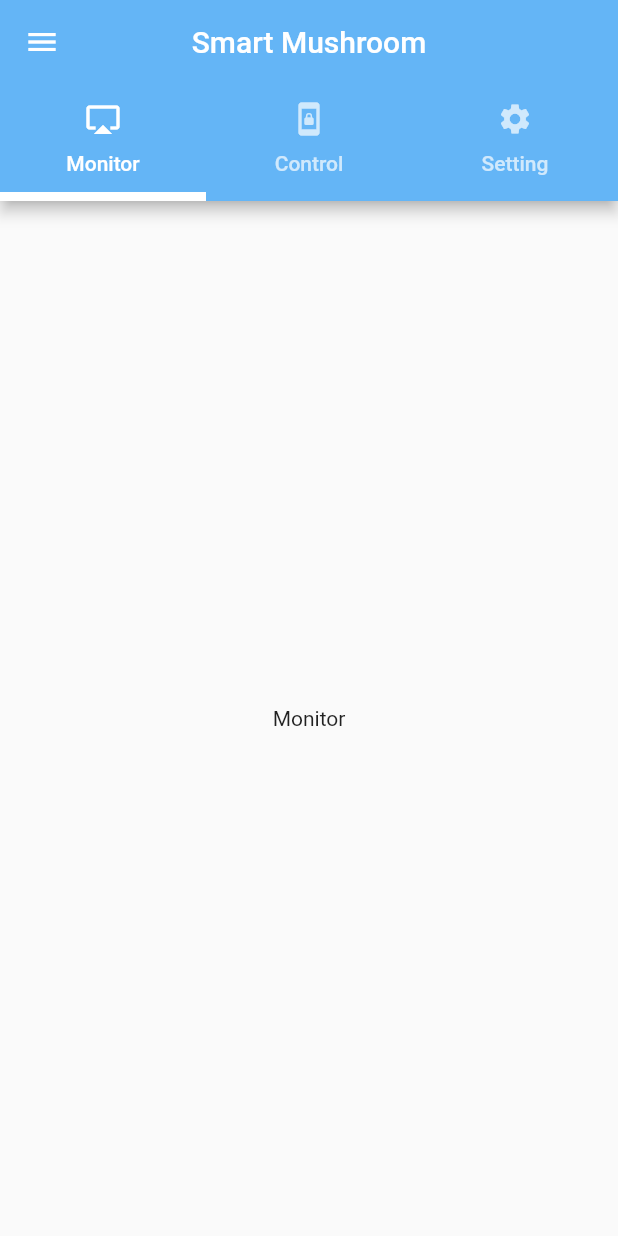
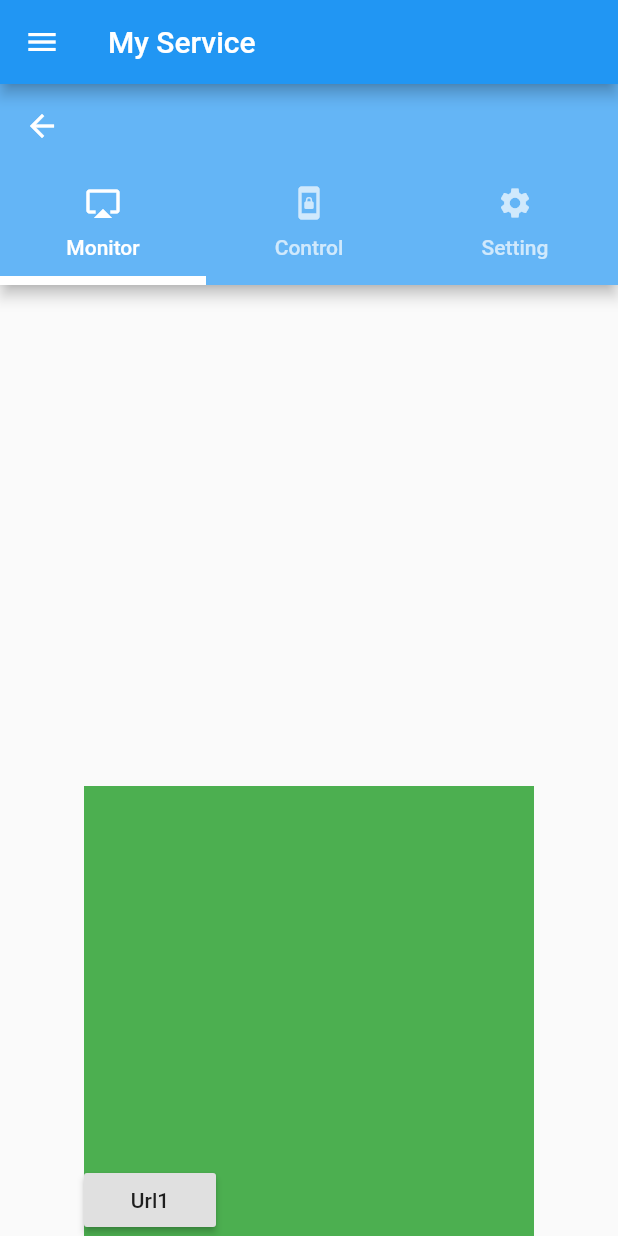
Before and after one commit to manyou66/mushroomiot, a Flutter app: the MyService screen opened directly, on a phone screen of 412 x 824 dp. Run offline on Flutter 3.47's test engine with Material 2 defaults, Android fonts, the light colour scheme and no system bars; our stand-ins replace firebase_auth, firebase_database; missing offline and left inert: dart:ffi, flutter_webview_plugin; accounts and stored records are empty.

Commit message:
Logout Success

```diff
--- a/lib/screens/my_service.dart
+++ b/lib/screens/my_service.dart
@@ -1,7 +1,14 @@
+import 'package:firebase_auth/firebase_auth.dart';
+import 'package:firebase_database/firebase_database.dart';
 import 'package:flutter/material.dart';
+import 'package:wanmushroom/screens/home.dart';
 import 'package:wanmushroom/utility/my_style.dart';
+import 'package:wanmushroom/widget/add_display_name.dart';
 import 'package:wanmushroom/widget/control.dart';
+import 'package:wanmushroom/widget/home_service.dart';
 import 'package:wanmushroom/widget/monitor.dart';
+import 'package:wanmushroom/widget/page2.dart';
+import 'package:wanmushroom/widget/page3.dart';
 import 'package:wanmushroom/widget/setting.dart';
 
 class MyService extends StatefulWidget {
@@ -13,6 +20,7 @@ class _MyServiceState extends State<MyService> {
   //Field
   final scaffoldKey = GlobalKey<ScaffoldState>();
   String login = '...';
+  Widget currentWidget = HomeService();
 
   //Method
   //ขีดสามขีดข้างจอ
@@ -83,6 +91,11 @@ class _MyServiceState extends State<MyService> {
       child: ListView(
         children: <Widget>[
           showHead(),
+          menuHome(),
+          menuAddDisplayName(),
+          menuPage2(),
+          menuPage3(),
+          menuSignOut(),
         ],
       ),
     );
@@ -92,8 +105,7 @@ class _MyServiceState extends State<MyService> {
     return DrawerHeader(
       decoration: BoxDecoration(
         image: DecorationImage(
-          image: AssetImage('images/wall.jpg'),fit: BoxFit.cover
-        ),
+            image: AssetImage('images/logo2.jpg'), fit: BoxFit.cover),
       ),
       child: Column(
         children: <Widget>[showLogo(), showAppName(), showLogin()],
@@ -109,18 +121,119 @@ class _MyServiceState extends State<MyService> {
   }
 
   Widget showAppName() {
-    return Text('Smart Mushroom');
+    return Text(
+      'Smart Mushroom',
+      style: Mystyle().red18,
+    );
   }
 
   Widget showLogin() {
-    return Text('User: $login');
+    return Text(
+      'User: $login,',
+      style: Mystyle().red18,
+    );
+  }
+
+  Widget menuAddDisplayName() {
+    return ListTile(
+      leading: Icon(
+        Icons.filter_1,
+      ),
+      title: Text('Add Display Name'),
+      subtitle: Text('Add of Change Display Name'),
+      onTap: () {
+        Navigator.of(context).pop();
+        setState(() {
+          currentWidget = AddDisplayName();
+        });
+      },
+    );
+  }
+
+  Widget menuPage2() {
+    return ListTile(
+      leading: Icon(
+        Icons.filter_2,
+      ),
+      title: Text('Page2'),
+      subtitle: Text('Description Page 2'),
+      onTap: () {
+        Navigator.of(context).pop();
+        setState(() {
+          currentWidget = Page2();
+        });
+      },
+    );
+  }
+
+  Widget menuPage3() {
+    return ListTile(
+      leading: Icon(
+        Icons.filter_3,
+      ),
+      title: Text('Page3'),
+      subtitle: Text('Description Page 3'),
+      onTap: () {
+        Navigator.of(context).pop();
+        setState(() {
+          currentWidget = Page3();
+        });
+      },
+    );
+  }
+
+  Widget menuSignOut() {
+    return ListTile(
+      leading: Icon(
+        Icons.exit_to_app,
+      ),
+      title: Text('Logout'),
+      subtitle: Text('Logout'),
+      onTap: () {
+        Navigator.of(context).pop();
+        processLogOut();
+      },
+    );
+  }
+
+  Future<void> processLogOut() async {
+    FirebaseAuth firebaseAuth = FirebaseAuth.instance;
+    await firebaseAuth.signOut().then((response) {
+      MaterialPageRoute materialPageRoute =
+          MaterialPageRoute(builder: (BuildContext context) {
+        return Home();
+      });
+      Navigator.of(context).pushAndRemoveUntil(materialPageRoute,
+          (Route<dynamic> route) {
+        return false;
+      });
+    });
+  }
+
+  Widget menuHome() {
+    return ListTile(
+      leading: Icon(
+        Icons.home,
+      ),
+      title: Text('Home'),
+      subtitle: Text('Description home'),
+      onTap: () {
+        Navigator.of(context).pop();
+        setState(() {
+          currentWidget = HomeService();
+        });
+      },
+    );
   }
 
   @override
   Widget build(BuildContext context) {
     return Scaffold(
+      appBar: AppBar(
+        title: Text('My Service'),
+      ),
       key: scaffoldKey,
-      body: showTabController(),
+      body: currentWidget,
       drawer: showDrawer(), //แฝงด้านข้างขวา
     );
   }
--- /dev/null
+++ b/lib/widget/home_service.dart
@@ -0,0 +1,67 @@
+import 'package:flutter/material.dart';
+import 'package:wanmushroom/utility/my_style.dart';
+import 'package:wanmushroom/widget/setting.dart';
+
+import 'control.dart';
+import 'monitor.dart';
+
+class HomeService extends StatefulWidget {
+  @override
+  _HomeServiceState createState() => _HomeServiceState();
+}
+
+class _HomeServiceState extends State<HomeService> {
+  // Field
+
+  //Method
+  Widget tabsMonitor() {
+    return Tab(
+      icon: Icon(Icons.airplay),
+      text: 'Monitor',
+    );
+  }
+
+  Widget tabsControl() {
+    return Tab(
+      icon: Icon(Icons.screen_lock_portrait),
+      text: 'Control',
+    );
+  }
+
+  Widget tabsSetting() {
+    return Tab(
+      icon: Icon(Icons.settings),
+      text: 'Setting',
+    );
+  }
+  @override
+  Widget build(BuildContext context) {
+    return  DefaultTabController(
+      length: 3,
+      child: Scaffold(
+        appBar: AppBar(
+          centerTitle: true,
+          // leading: hambergerButton(),
+          backgroundColor: Mystyle().textColor,
+          // title: Text('Smart Mushroom'),
+          bottom: TabBar(
+            indicatorColor: Colors.white,
+            indicatorWeight: 6.0,
+            tabs: <Widget>[
+              tabsMonitor(),
+              tabsControl(),
+              tabsSetting(),
+            ],
+          ),
+        ),
+        body: TabBarView(
+          children: <Widget>[
+            Monitor(),
+            Control(),
+            Setting(),
+          ],
+        ),
+      ),
+    );
+  }
+}
--- a/lib/widget/monitor.dart
+++ b/lib/widget/monitor.dart
@@ -1,4 +1,5 @@
 import 'package:flutter/material.dart';
+import 'package:flutter_webview_plugin/flutter_webview_plugin.dart';
 // import 'package:webview_flutter/webview_flutter.dart';
 
 class Monitor extends StatefulWidget {
@@ -7,34 +8,89 @@ class Monitor extends StatefulWidget {
 }
 
 class _MonitorState extends State<Monitor> {
-  //Field
-  String gateTemp='https://thingspeak.com/channels/662286/widgets/93565';
-  String gateHumidity ='https://thingspeak.com/channels/662286/charts/1?bgcolor=%23ffffff&color=%23d62020&dynamic=true&results=60&type=line&update=15';
+  // Field
+  String url1 =
+          'https://thingspeak.com/channels/437885/charts/1?bgcolor=%23ffffff&color=%23d62020&dynamic=true&results=60&type=line',
+      url2 =
+          'https://thingspeak.com/channels/662286/charts/1?bgcolor=%23ffffff&color=%23d62020&dynamic=true&results=60&type=line&update=15',
+      url3 =
+          'https://thingspeak.com/channels/437885/charts/2?bgcolor=%23ffffff&color=%23d62020&dynamic=true&results=60&type=line',
+      url4 =
+          'https://thingspeak.com/channels/662286/charts/2?bgcolor=%23ffffff&color=%23d62020&dynamic=true&results=60&type=line&update=15',
+      humiGageUrl = 'https://thingspeak.com/channels/662286/widgets/93495',
+      temGageUrl = 'https://thingspeak.com/channels/662286/widgets/93565';
 
-  //Method
-  // Widget showWebView(String url) {
-  //   return Container(width: 200.0,height: 200.0,
-  //     child: WebView(
-  //       initialUrl: url,javascriptMode: JavascriptMode.unrestricted,
-  //     ),
-  //   );
-  // }
+  String test1 = 'https://www.androidthai.in.th/pint/test1.html';
+  String test2 = 'https://www.androidthai.in.th';
 
-  // Widget showAllGade() {
-  //   return Container(
-  //     padding: EdgeInsets.all(20.0),
-  //     height: MediaQuery.of(context).size.height * 0.5, //screen / 2
-  //     width: MediaQuery.of(context).size.width,
-  //     child: Row(
-  //       children: <Widget>[showWebView(gateTemp)],
-  //     ),
-  //   );
-  // }
+
+  FlutterWebviewPlugin flutterWebviewPlugin = FlutterWebviewPlugin();
+
+  Widget showAllGade() {
+    return Container(
+      // padding: EdgeInsets.all(20.0),
+      height: MediaQuery.of(context).size.height,
+      width: MediaQuery.of(context).size.width,
+      child: Row(
+        children: <Widget>[],
+      ),
+    );
+  }
+
+  Widget showTestWebView() {
+    flutterWebviewPlugin.launch(
+      humiGageUrl,
+    );
+
+    return WebviewScaffold(
+      url: test2,
+      hidden: true,
+      withJavascript: true,
+      withZoom: false,
+      initialChild: Container(
+        child: Center(
+          child: Text(''),
+        ),
+      ),
+    );
+  }
+
+  Widget url1Button() {
+    return Column(
+      mainAxisAlignment: MainAxisAlignment.end,
+      children: <Widget>[
+        RaisedButton(
+          child: Text('Url1'),
+          onPressed: () {
+            setState(() {
+              test2= test1;
+              flutterWebviewPlugin.reloadUrl(test2);
+            });
+          },
+        )
+      ],
+    );
+  }
 
   @override
   Widget build(BuildContext context) {
-    return Container(
-      child: Center(child: Text('Monitor')),
+    return Scaffold(
+      body: Container(
+        alignment: AlignmentDirectional(0.0, 1.0),
+        child: Container(
+          color: Colors.green,
+          constraints: BoxConstraints.expand(
+            width: 300.0,
+            height: 300.0,
+          ),
+          child: Stack(
+            children: <Widget>[
+              // showTestWebView(),
+              url1Button(),
+            ],
+          ),
+        ),
+      ),
     );
   }
 }
--- a/lib/widget/setting.dart
+++ b/lib/widget/setting.dart
@@ -232,7 +232,7 @@ class _SettingState extends State<Setting> {
     IotModel myIotModel = IotModel(
         int.parse(suitableTem),
         iotModel.water,
-        int.parse(suitableHumi),
+        int.parse(suitableHumi), //convert string to int
         iotModel.light,
         iotModel.fog,
         iotModel.fan,
--- a/pubspec.yaml
+++ b/pubspec.yaml
@@ -25,6 +25,7 @@ dependencies:
   cupertino_icons: ^0.1.2
   firebase_auth: ^0.14.0+8
   firebase_database: ^3.0.9
+  flutter_webview_plugin: ^0.3.9
   # webview_flutter: ^0.3.15+1
 
 dev_dependencies:
@@ -47,6 +48,7 @@ flutter:
   assets:
    - images/logo.png
    - images/wall.jpg
+   - images/logo2.jpg
 
   # An image asset can refer to one or more resolution-specific "variants", see
   # https://flutter.dev/assets-and-images/#resolution-aware.
```
Also changed, not shown: lib/widget/add_display_name.dart (added, +15 -0 lines), lib/widget/page2.dart (added, +15 -0 lines), lib/widget/page3.dart (added, +15 -0 lines), images/logo2.jpg (added), pubspec.lock.
